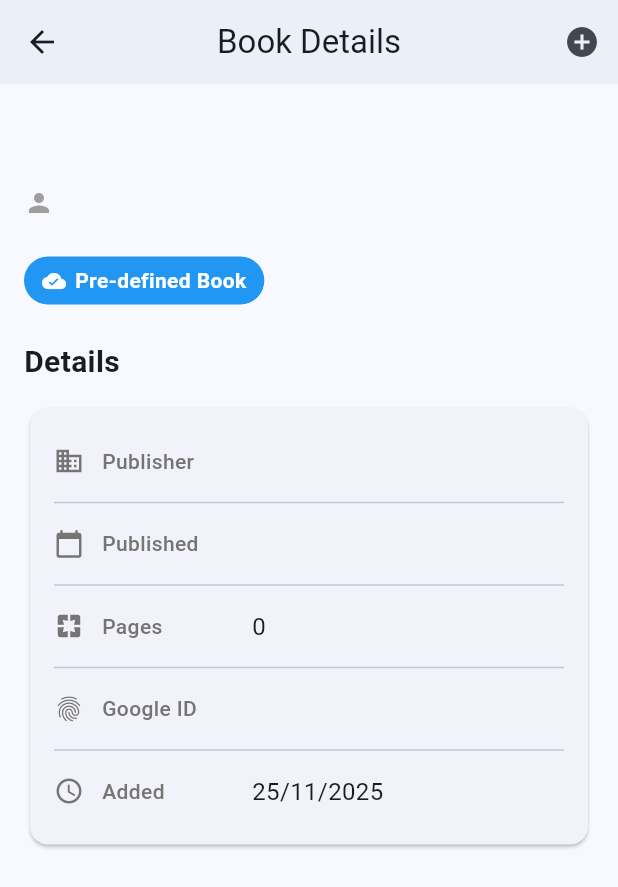
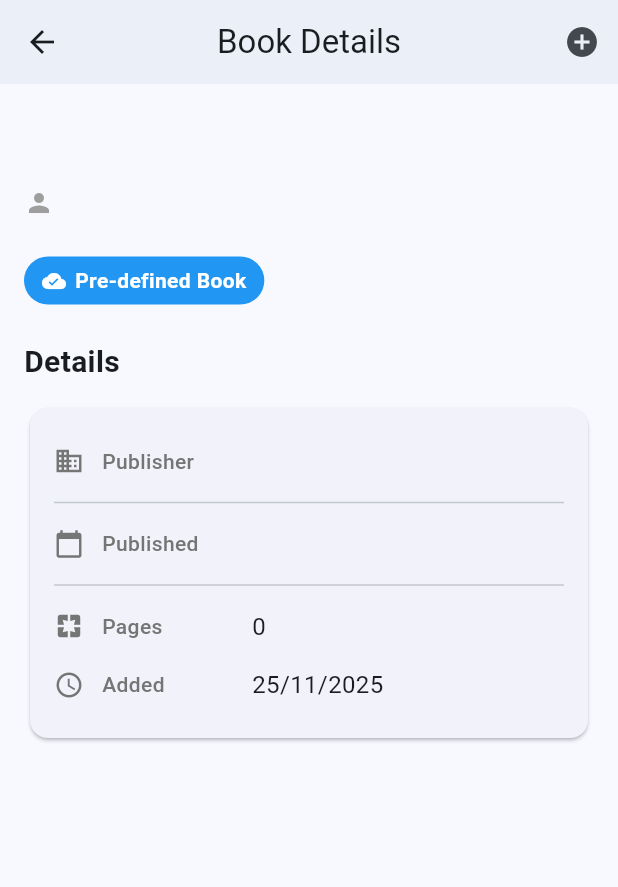
Before and after one commit to Pinkisingh13/fullstackbooklibraryapp, a Flutter app: the BookDetailScreen screen opened directly with empty values, on a phone screen of 412 x 824 dp. Shown: the top 887 px of the screen. Run offline on Flutter 3.47's test engine with Material 3 defaults, Android fonts, the phone set to English and light mode, and no system bars; network calls fail.

Commit message:
small chnages

```diff
--- a/frontend/lib/screens/book_detail_screen.dart
+++ b/frontend/lib/screens/book_detail_screen.dart
@@ -160,16 +160,16 @@ class BookDetailScreen extends StatelessWidget {
                           label: 'Pages',
                           value: book.pageCount.toString(),
                         ),
-                        const Divider(),
+                        // const Divider(),
                       ],
-                      if (book.googleId != null) ...[
-                        _buildDetailRow(
-                          icon: Icons.fingerprint,
-                          label: 'Google ID',
-                          value: book.googleId!,
-                        ),
-                        const Divider(),
-                      ],
+                      // if (book.googleId != null) ...[
+                      //   _buildDetailRow(
+                      //     icon: Icons.fingerprint,
+                      //     label: 'Google ID',
+                      //     value: book.googleId!,
+                      //   ),
+                      //   const Divider(),
+                      // ],
                       if (book.createdAt != null) ...[
                         _buildDetailRow(
                           icon: Icons.access_time,
```
Also changed, not shown: frontend/lib/screens/stats_screen.dart (+17 -17 lines).
